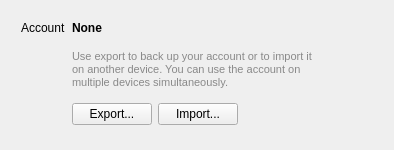
stevschmid/track-o-bot, file src/ui/AccountWidget.ui: the form before one commit.
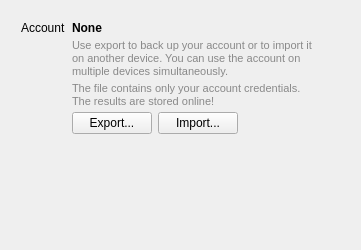
The form after the commit.

Commit message: Clarify import/export

The edit to the form file:
```diff
--- a/src/ui/AccountWidget.ui
+++ b/src/ui/AccountWidget.ui
@@ -6,21 +6,22 @@
    <rect>
     <x>0</x>
     <y>0</y>
-    <width>394</width>
-    <height>150</height>
+    <width>361</width>
+    <height>250</height>
    </rect>
   </property>
   <property name="minimumSize">
    <size>
     <width>0</width>
-    <height>150</height>
+    <height>180</height>
    </size>
   </property>
   <property name="windowTitle">
    <string>Form</string>
   </property>
   <property name="styleSheet">
-   <string notr="true">QLabel#importExportDescription {
+   <string notr="true">QLabel#importExportDescription,
+QLabel#importExportDescription2 {
 	font-size: 11px;
 	color: #898989;
 }</string>
@@ -63,23 +64,7 @@
        </property>
       </widget>
      </item>
-     <item row="1" column="1">
-      <widget class="QLabel" name="importExportDescription">
-       <property name="minimumSize">
-        <size>
-         <width>0</width>
-         <height>60</height>
-        </size>
-       </property>
-       <property name="text">
-        <string>Use export to back up your account or to import it on another device. You can use the account on multiple devices simultaneously.</string>
-       </property>
-       <property name="wordWrap">
-        <bool>true</bool>
-       </property>
-      </widget>
-     </item>
-     <item row="2" column="1">
+     <item row="3" column="1">
       <layout class="QHBoxLayout" name="horizontalLayout_2">
        <property name="spacing">
         <number>6</number>
@@ -115,6 +100,26 @@
        </item>
       </layout>
      </item>
+     <item row="1" column="1">
+      <widget class="QLabel" name="importExportDescription">
+       <property name="text">
+        <string>Use export to back up your account or to import it on another device. You can use the account on multiple devices simultaneously. </string>
+       </property>
+       <property name="wordWrap">
+        <bool>true</bool>
+       </property>
+      </widget>
+     </item>
+     <item row="2" column="1">
+      <widget class="QLabel" name="importExportDescription2">
+       <property name="text">
+        <string>The file contains only your account credentials. The results are stored online!</string>
+       </property>
+       <property name="wordWrap">
+        <bool>true</bool>
+       </property>
+      </widget>
+     </item>
     </layout>
    </item>
   </layout>
```
Left out of the diff: 11 changed lines with no effect on the pictures. The commit also changes 1 other file.
